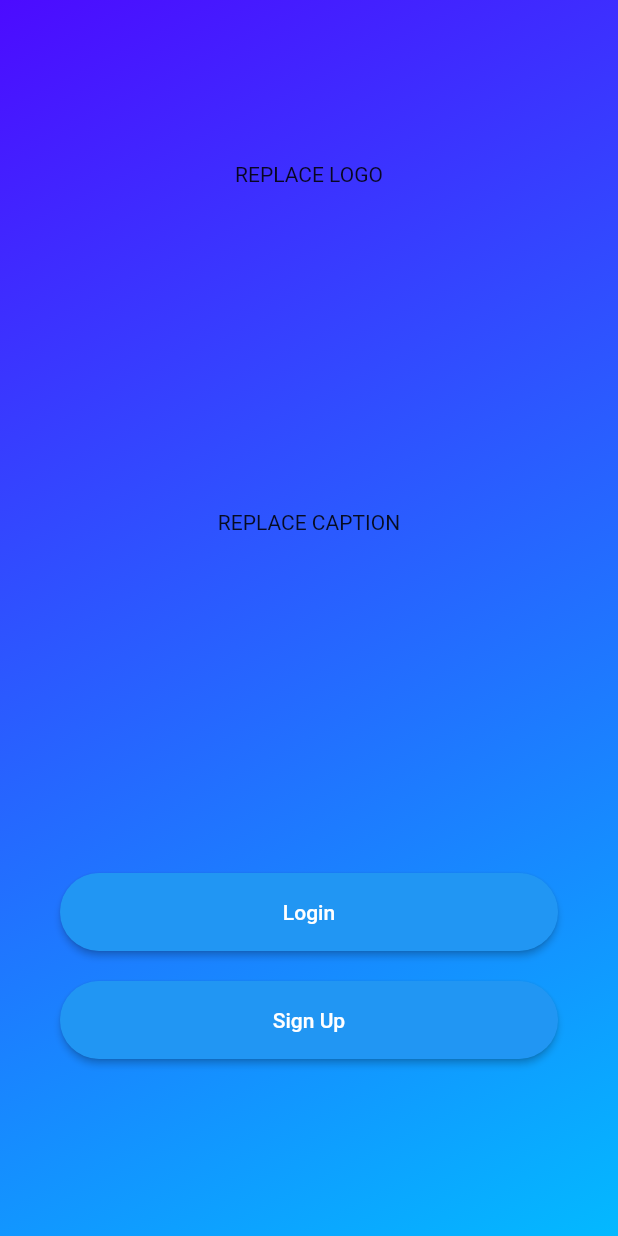
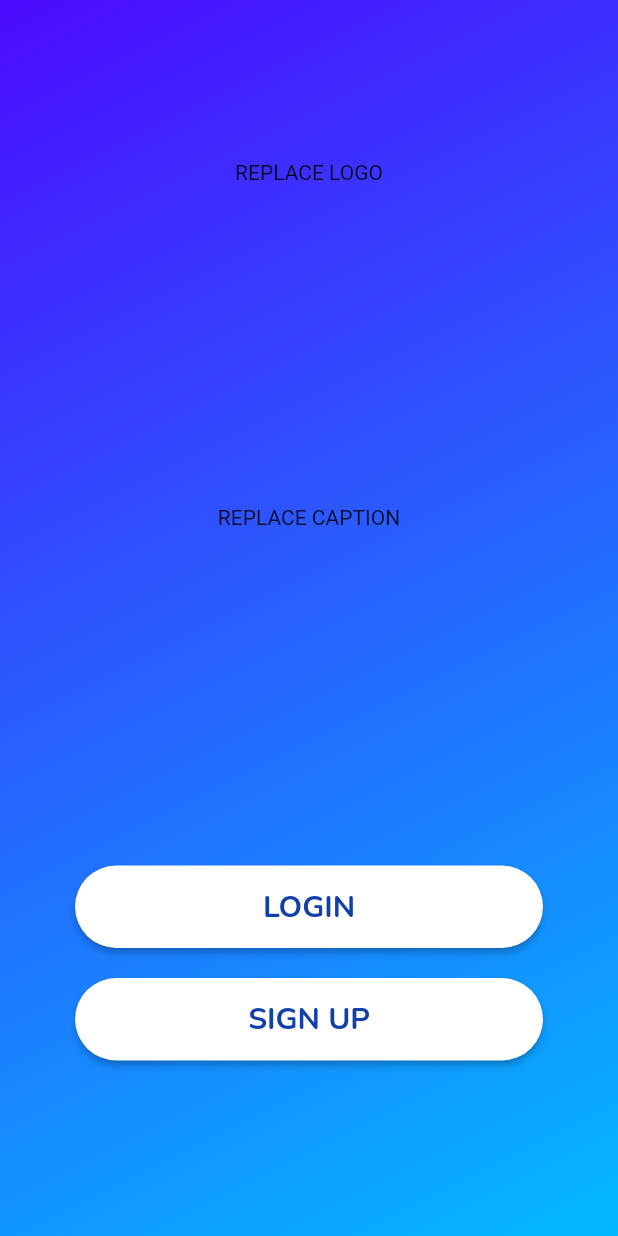
Before and after one commit to TheCraftOfCode/Amritotsavam-App, a Flutter app: the screen it shows after launch, on a phone screen of 412 x 824 dp. Run offline on Flutter 3.47's test engine with Material 2 defaults, Android fonts, the phone set to English and light mode, and no system bars; our stand-ins replace google_fonts.

Commit message:
Added DarkTheme, fixed theme of rounded_button.dart

```diff
--- a/lib/main.dart
+++ b/lib/main.dart
@@ -1,9 +1,14 @@
+import 'package:amritotsavam_app/utils/theme.dart';
 import 'package:flutter/material.dart';
+import 'package:flutter/services.dart';
 import 'screens/welcome_page.dart';
+import 'package:amritotsavam_app/utils/theme.dart';
 
 //TODO: Add logic to validate JWT and switch between WelcomePage and Home Page
 
 void main() {
+  SystemChrome.setPreferredOrientations(
+      [DeviceOrientation.portraitUp, DeviceOrientation.portraitDown]);
   runApp(const MyApp());
 }
 
@@ -14,11 +19,9 @@ class MyApp extends StatelessWidget {
   @override
   Widget build(BuildContext context) {
     return MaterialApp(
-      title: 'Flutter Demo',
-      theme: ThemeData(
-        primarySwatch: Colors.blue,
-      ),
+      theme: darkTheme.DarkTheme,
       home: const WelcomePage(),
+      debugShowCheckedModeBanner: false,
     );
   }
 }
--- a/lib/screens/home_page.dart
+++ b/lib/screens/home_page.dart
@@ -13,7 +13,7 @@ class _HomePageState extends State<HomePage> {
   Widget build(BuildContext context) {
     return SafeArea(
       child: Scaffold(
-        appBar: AppBarBackButton("Home"),
+        appBar: const AppBarBackButton("Home"),
         body: Column(),
       ),
     );
--- a/lib/screens/welcome_page.dart
+++ b/lib/screens/welcome_page.dart
@@ -3,7 +3,7 @@ import 'package:amritotsavam_app/screens/signup_page.dart';
 import 'package:amritotsavam_app/widgets/rounded_button.dart';
 import 'package:flutter/material.dart';
 
-//TODO: Style externally in ThemeData
+
 class WelcomePage extends StatelessWidget {
   const WelcomePage({Key? key}) : super(key: key);
 
@@ -37,7 +37,7 @@ class WelcomePage extends StatelessWidget {
                           MaterialPageRoute(
                               builder: (context) => const LoginPage()));
                     },
-                    title: 'Login'
+                    title: 'LOGIN'
                   ),
                   GradientButton(
                     onPressed: () {
@@ -46,7 +46,7 @@ class WelcomePage extends StatelessWidget {
                           MaterialPageRoute(
                               builder: (context) => const SignUpPage()));
                     },
-                    title: 'Sign Up'
+                    title: 'SIGN UP'
                   ),
                 ],
               )
--- a/lib/utils/theme.dart
+++ b/lib/utils/theme.dart
@@ -1,3 +1,42 @@
 import 'package:amritotsavam_app/utils/colors.dart' as colors;
 import 'package:flutter/material.dart';
 import 'package:google_fonts/google_fonts.dart';
+
+class darkTheme {
+  static ThemeData get DarkTheme {
+    return ThemeData(
+      primaryColor: Colors.white,
+      scaffoldBackgroundColor: colors.scaffoldColor,
+      iconTheme: IconThemeData(color: colors.primaryTextColor),
+      appBarTheme: const AppBarTheme(
+          elevation: 0, backgroundColor: Colors.transparent, centerTitle: true),
+      inputDecorationTheme: InputDecorationTheme(
+        filled: true,
+        fillColor: colors.textFieldColor,
+        enabledBorder: const OutlineInputBorder(
+            borderSide: BorderSide.none),
+        focusedBorder: const OutlineInputBorder(
+            borderSide: BorderSide.none),
+        border: const OutlineInputBorder(
+            borderSide: BorderSide.none),
+        contentPadding: const EdgeInsets.all(7.0),
+        labelStyle: GoogleFonts.nunito(color: colors.primaryTextColor),
+        floatingLabelStyle:
+        GoogleFonts.nunito(color: colors.primaryTextColor),
+        hintStyle: GoogleFonts.nunito(color: colors.primaryTextColor),
+      ),
+      buttonTheme: ButtonThemeData(
+          shape:
+          RoundedRectangleBorder(borderRadius: BorderRadius.circular(30)),
+          buttonColor: colors.primaryTextColor),
+      elevatedButtonTheme: ElevatedButtonThemeData(
+          style: ButtonStyle(
+            backgroundColor: MaterialStateProperty.all(colors.primaryTextColor),
+            shape: MaterialStateProperty.all(
+              RoundedRectangleBorder(borderRadius: BorderRadius.circular(30)),
+            ),
+            textStyle: MaterialStateProperty.all(GoogleFonts.nunito(color: colors.accentColor)),
+          )),
+    );
+  }
+}
--- a/lib/widgets/rounded_button.dart
+++ b/lib/widgets/rounded_button.dart
@@ -1,4 +1,6 @@
 import 'package:flutter/material.dart';
+import 'package:amritotsavam_app/utils/colors.dart' as colors;
+import 'package:google_fonts/google_fonts.dart';
 
 //TODO: Add styling
 class GradientButton extends StatefulWidget {
@@ -16,15 +18,16 @@ class _GradientButtonState extends State<GradientButton> {
   @override
   Widget build(BuildContext context) {
     return Padding(
-      padding: const EdgeInsets.symmetric(vertical: 10, horizontal: 40),
+      padding: const EdgeInsets.symmetric(vertical: 10, horizontal: 50),
       child: SizedBox(
         width: double.infinity,
         child: ElevatedButton(
           onPressed: widget.onPressed,
           child: Padding(
-            padding: const EdgeInsets.symmetric(vertical: 18),
+            padding: const EdgeInsets.symmetric(vertical: 14),
             child: Text(
               widget.title,
+              style: GoogleFonts.nunito(color: colors.accentColor, fontSize: 20, fontWeight: FontWeight.bold),
             ),
           ),
           style: ElevatedButton.styleFrom(
--- a/pubspec.yaml
+++ b/pubspec.yaml
@@ -35,7 +35,7 @@ dependencies:
   # The following adds the Cupertino Icons font to your application.
   # Use with the CupertinoIcons class for iOS style icons.
   cupertino_icons: ^1.0.2
-  google_fonts:
+  google_fonts: 2.1.0
   google_nav_bar:
   flutter_svg:
   responsive_sizer:
```
Also changed, not shown: pubspec.lock.
